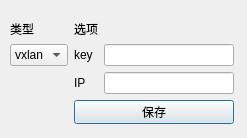
Qt form setportdialog.ui (CodeMySky/one-handed-ovs) before a commit.
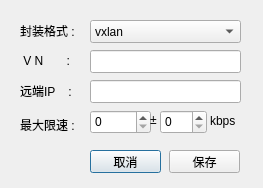
The same form after that commit.

Diff of the .ui file:
```diff
--- a/setportdialog.ui
+++ b/setportdialog.ui
@@ -6,74 +6,180 @@
    <rect>
     <x>0</x>
     <y>0</y>
-    <width>247</width>
-    <height>138</height>
+    <width>263</width>
+    <height>188</height>
    </rect>
   </property>
   <property name="windowTitle">
    <string>设置端口</string>
   </property>
-  <widget class="QWidget" name="">
+  <widget class="QLabel" name="label_2">
    <property name="geometry">
     <rect>
-     <x>10</x>
+     <x>20</x>
+     <y>115</y>
+     <width>61</width>
+     <height>20</height>
+    </rect>
+   </property>
+   <property name="text">
+    <string>最大限速 :</string>
+   </property>
+  </widget>
+  <widget class="QSpinBox" name="ingressPolicingRateSpinBox">
+   <property name="geometry">
+    <rect>
+     <x>90</x>
+     <y>110</y>
+     <width>61</width>
+     <height>24</height>
+    </rect>
+   </property>
+   <property name="minimum">
+    <number>0</number>
+   </property>
+   <property name="maximum">
+    <number>1000000000</number>
+   </property>
+  </widget>
+  <widget class="QPushButton" name="cancelButton">
+   <property name="geometry">
+    <rect>
+     <x>90</x>
+     <y>150</y>
+     <width>71</width>
+     <height>23</height>
+    </rect>
+   </property>
+   <property name="text">
+    <string>取消</string>
+   </property>
+  </widget>
+  <widget class="QLabel" name="label_5">
+   <property name="geometry">
+    <rect>
+     <x>150</x>
+     <y>110</y>
+     <width>16</width>
+     <height>20</height>
+    </rect>
+   </property>
+   <property name="text">
+    <string>±</string>
+   </property>
+  </widget>
+  <widget class="QSpinBox" name="ingressPolicingBurstSpinBox">
+   <property name="geometry">
+    <rect>
+     <x>160</x>
+     <y>110</y>
+     <width>47</width>
+     <height>24</height>
+    </rect>
+   </property>
+   <property name="maximum">
+    <number>1000000000</number>
+   </property>
+  </widget>
+  <widget class="QLabel" name="label_6">
+   <property name="geometry">
+    <rect>
+     <x>210</x>
+     <y>110</y>
+     <width>57</width>
+     <height>21</height>
+    </rect>
+   </property>
+   <property name="text">
+    <string>kbps</string>
+   </property>
+  </widget>
+  <widget class="QLineEdit" name="ipLineEdit">
+   <property name="geometry">
+    <rect>
+     <x>90</x>
+     <y>80</y>
+     <width>151</width>
+     <height>23</height>
+    </rect>
+   </property>
+  </widget>
+  <widget class="QComboBox" name="typeComboBox">
+   <property name="geometry">
+    <rect>
+     <x>90</x>
      <y>20</y>
-     <width>224</width>
-     <height>104</height>
+     <width>151</width>
+     <height>23</height>
     </rect>
    </property>
-   <layout class="QGridLayout" name="gridLayout">
-    <item row="0" column="0">
-     <widget class="QLabel" name="label">
-      <property name="text">
-       <string>类型</string>
-      </property>
-     </widget>
-    </item>
-    <item row="0" column="1">
-     <widget class="QLabel" name="label_2">
-      <property name="text">
-       <string>选项</string>
-      </property>
-     </widget>
-    </item>
-    <item row="1" column="0">
-     <widget class="QComboBox" name="typeComboBox">
-      <item>
-       <property name="text">
-        <string>vxlan</string>
-       </property>
-      </item>
-     </widget>
-    </item>
-    <item row="1" column="1">
-     <widget class="QLabel" name="label_3">
-      <property name="text">
-       <string>key</string>
-      </property>
-     </widget>
-    </item>
-    <item row="1" column="2">
-     <widget class="QLineEdit" name="keyLineEdit"/>
-    </item>
-    <item row="2" column="1">
-     <widget class="QLabel" name="label_4">
-      <property name="text">
-       <string>IP</string>
-      </property>
-     </widget>
-    </item>
-    <item row="2" column="2">
-     <widget class="QLineEdit" name="ipLineEdit"/>
-    </item>
-    <item row="3" column="1" colspan="2">
-     <widget class="QPushButton" name="pushButton">
-      <property name="text">
-       <string>保存</string>
-      </property>
-     </widget>
-    </item>
-   </layout>
+   <item>
+    <property name="text">
+     <string>vxlan</string>
+    </property>
+   </item>
+  </widget>
+  <widget class="QPushButton" name="pushButton">
+   <property name="geometry">
+    <rect>
+     <x>169</x>
+     <y>150</y>
+     <width>71</width>
+     <height>23</height>
+    </rect>
+   </property>
+   <property name="text">
+    <string>保存</string>
+   </property>
+  </widget>
+  <widget class="QLabel" name="label_4">
+   <property name="geometry">
+    <rect>
+     <x>20</x>
+     <y>80</y>
+     <width>61</width>
+     <height>21</height>
+    </rect>
+   </property>
+   <property name="text">
+    <string>远端IP    :</string>
+   </property>
+  </widget>
+  <widget class="QLabel" name="label_3">
+   <property name="geometry">
+    <rect>
+     <x>20</x>
+     <y>50</y>
+     <width>61</width>
+     <height>21</height>
+    </rect>
+   </property>
+   <property name="text">
+    <string> V N       :</string>
+   </property>
+  </widget>
+  <widget class="QLineEdit" name="keyLineEdit">
+   <property name="geometry">
+    <rect>
+     <x>90</x>
+     <y>50</y>
+     <width>151</width>
+     <height>23</height>
+    </rect>
+   </property>
+  </widget>
+  <widget class="QLabel" name="label">
+   <property name="geometry">
+    <rect>
+     <x>20</x>
+     <y>20</y>
+     <width>61</width>
+     <height>21</height>
+    </rect>
+   </property>
+   <property name="text">
+    <string>封装格式 :</string>
+   </property>
   </widget>
  </widget>
  <resources/>
```
